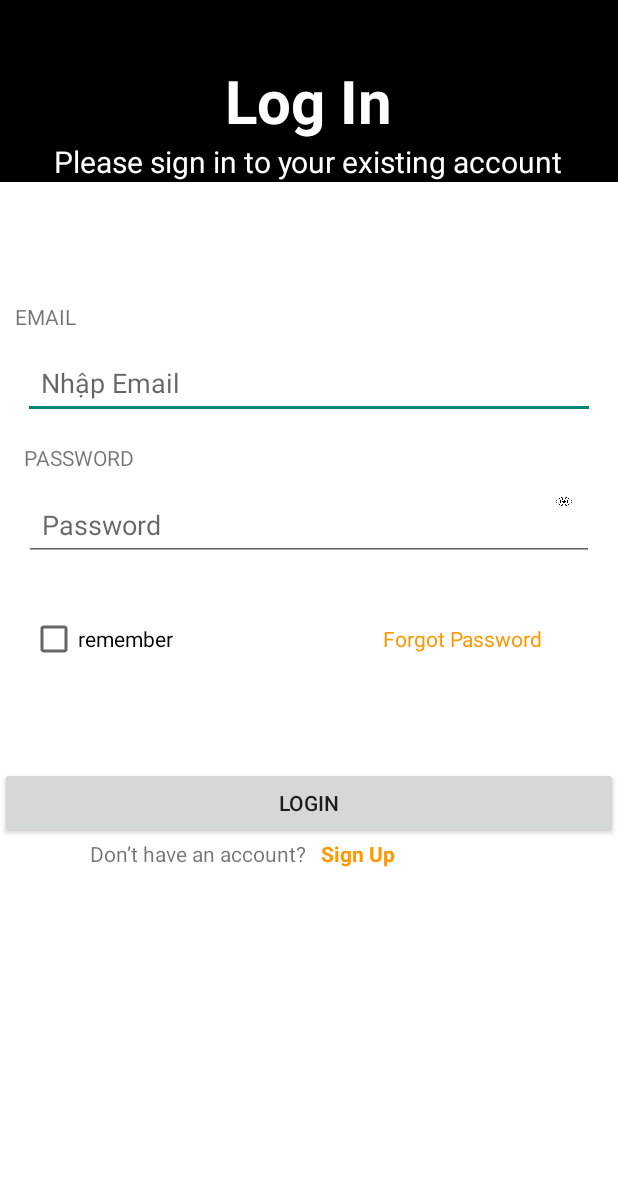
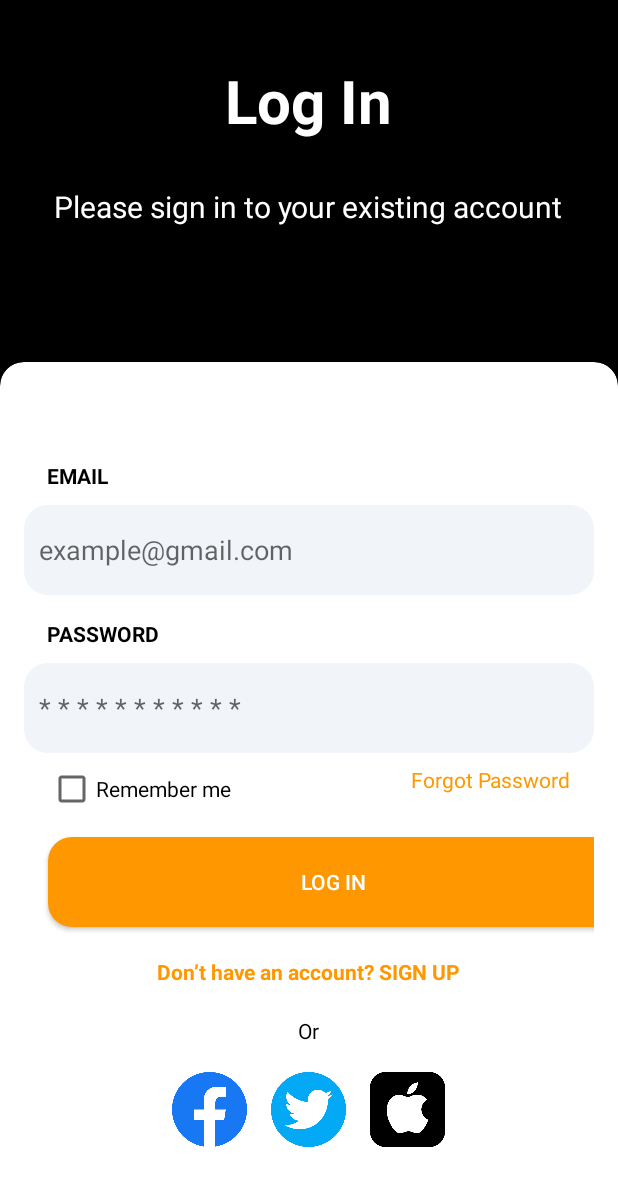
Before and after one commit to annvph49421/Duan1, an Android app: the ManHinhLogin screen opened directly, with no data from a screen before it, on a phone screen of 412 x 824 dp. Shown: the top 1186 px of the screen. Run offline under Robolectric (Android 15) with nearby library versions, the light colour scheme and no system bars; 1 statement that could not run was skipped.

Commit message:
Sửa man hinh

```diff
--- a/app/src/main/AndroidManifest.xml
+++ b/app/src/main/AndroidManifest.xml
@@ -13,7 +13,7 @@
         android:theme="@style/Theme.Duan1"
         tools:targetApi="31">
         <activity
-            android:name=".ManHinhLogin.ManHingSingup"
+            android:name=".ManHinhLogin.ManHinhSingup"
             android:exported="false" />
         <activity
             android:name=".ManHinhLogin.ManHinhLogin"
--- a/app/src/main/java/com/example/duan1/MainActivity.java
+++ b/app/src/main/java/com/example/duan1/MainActivity.java
@@ -24,14 +24,15 @@ public class MainActivity extends AppCompatActivity {
             v.setPadding(systemBars.left, systemBars.top, systemBars.right, systemBars.bottom);
             return insets;
         });
-       new Handler().postDelayed(new Runnable() {
-           @Override
-           public void run() {
-               Intent intent = new Intent(MainActivity.this, ManHinh1.class);
-               startActivity(intent);
-               finish();
 
-           }
-       },3000);
+        new Handler().postDelayed(new Runnable() {
+            @Override
+            public void run() {
+                Intent intent = new Intent(MainActivity.this, ManHinh1.class);
+                startActivity(intent);
+                finish(); // Kết thúc MainActivity nếu muốn
+            }
+        }, 3000); // 3000 milliseconds = 3 seconds
     }
-}
+
+    }
--- /dev/null
+++ b/app/src/main/res/drawable/icon_eye.xml
@@ -0,0 +1,5 @@
+<vector xmlns:android="http://schemas.android.com/apk/res/android" android:height="24dp" android:tint="#939393" android:viewportHeight="24" android:viewportWidth="24" android:width="24dp">
+
+    <path android:fillColor="@android:color/white" android:pathData="M12,4.5C7,4.5 2.73,7.61 1,12c1.73,4.39 6,7.5 11,7.5s9.27,-3.11 11,-7.5c-1.73,-4.39 -6,-7.5 -11,-7.5zM12,17c-2.76,0 -5,-2.24 -5,-5s2.24,-5 5,-5 5,2.24 5,5 -2.24,5 -5,5zM12,9c-1.66,0 -3,1.34 -3,3s1.34,3 3,3 3,-1.34 3,-3 -1.34,-3 -3,-3z"/>
+
+</vector>
--- a/app/src/main/res/drawable/radius_button.xml
+++ b/app/src/main/res/drawable/radius_button.xml
@@ -2,7 +2,7 @@
 <shape xmlns:android="http://schemas.android.com/apk/res/android">
 
 
-    <solid android:color="#FF5722" />
+    <solid android:color="#FF7622" />
 
 
         <corners android:radius="16dp" /> <!-- Tùy chỉnh radius, ví dụ là 16dp -->
--- /dev/null
+++ b/app/src/main/res/drawable/thiet_ke.xml
@@ -0,0 +1,6 @@
+<?xml version="1.0" encoding="utf-8"?>
+<shape xmlns:android="http://schemas.android.com/apk/res/android">
+    <solid android:color="#F1F4F8" /> <!-- Màu nền nhạt -->
+    <corners android:radius="16dp" /> <!-- Bo tròn góc -->
+
+</shape>
--- a/app/src/main/res/layout/activity_man_hinh_login.xml
+++ b/app/src/main/res/layout/activity_man_hinh_login.xml
@@ -4,149 +4,186 @@
     xmlns:tools="http://schemas.android.com/tools"
     android:id="@+id/main"
     android:layout_width="match_parent"
-    android:layout_height="match_parent"
+    android:layout_height="wrap_content"
     tools:context=".ManHinhLogin.ManHinhLogin"
     android:orientation="vertical"
     android:background="#000000"
     >
 
+
     <TextView
         android:layout_width="wrap_content"
         android:layout_height="wrap_content"
         android:text="Log In"
-        android:textColor="#fff"
-        android:textSize="40dp"
+        android:textColor="#FFFFFF"
+        android:textSize="40sp"
         android:layout_gravity="center"
         android:layout_marginTop="40dp"
-        android:textStyle="bold"/>
+        android:layout_marginBottom="30dp"
+        android:textStyle="bold" />
+
+    <!-- Mô tả -->
     <TextView
         android:layout_width="wrap_content"
         android:layout_height="wrap_content"
         android:text="Please sign in to your existing account"
-        android:textColor="#fff"
-        android:textSize="20dp"
-        android:layout_gravity="center"/>
+        android:textColor="#FFFFFF"
+        android:textSize="20sp"
+        android:layout_gravity="center"
+        android:layout_marginBottom="90dp"
+        />
+
+    <!-- CardView chứa form đăng nhập -->
+    <androidx.cardview.widget.CardView
+        app:cardCornerRadius="16dp"
+        app:cardElevation="4dp"
+        android:layout_width="match_parent"
+        android:layout_height="900dp">
 
         <LinearLayout
             android:layout_width="match_parent"
-        android:layout_height="match_parent"
-        android:background="#fff"
-        >
+            android:layout_height="wrap_content"
+            android:orientation="vertical"
+            android:layout_marginTop="50dp"
+            android:padding="16dp">
 
-        <LinearLayout
-            android:layout_width="match_parent"
-            android:layout_height="429dp"
-            android:layout_marginTop="70dp"
-            android:background="#fff"
-            android:baselineAligned="false"
-            android:orientation="vertical">
-
+            <!-- Email -->
             <TextView
+                android:paddingLeft="15dp"
                 android:layout_width="wrap_content"
                 android:layout_height="wrap_content"
-                android:layout_margin="10dp"
-                android:text="EMAIL" />
+                android:text="EMAIL"
+                android:textColor="#000000"
+                android:textStyle="bold" />
 
             <EditText
                 android:id="@+id/edemail"
-                android:layout_width="match_parent"
-                android:layout_height="wrap_content"
+                android:layout_gravity="center_horizontal"
+                android:layout_marginTop="10dp"
+                android:layout_width="380dp"
+                android:layout_height="60dp"
+                android:paddingStart="10dp"
+                android:background="@drawable/thiet_ke"
+                android:hint="example@gmail.com"
+                android:inputType="textEmailAddress" />
 
-                android:layout_marginLeft="15dp"
-                android:layout_marginRight="15dp"
-                android:hint="Nhập Email"
-                android:padding="12dp" />
-
-
-            <RelativeLayout xmlns:android="http://schemas.android.com/apk/res/android"
-                android:layout_width="match_parent"
-                android:layout_height="wrap_content"
-                android:padding="16dp">
-
-                <!-- Password EditText -->
+            <!-- Password -->
             <TextView
+                android:paddingLeft="15dp"
                 android:layout_width="wrap_content"
                 android:layout_height="wrap_content"
-                    android:text="PASSWORD" />
+                android:text="PASSWORD"
+                android:layout_marginTop="16dp"
+                android:textColor="#000000"
+                android:textStyle="bold" />
 
             <EditText
                 android:id="@+id/edpassword"
+                android:layout_gravity="center_horizontal"
+                android:layout_marginTop="10dp"
+                android:layout_width="380dp"
+                android:layout_height="60dp"
+                android:paddingStart="10dp"
+                android:hint="* * * * * * * * * * *"
+                android:background="@drawable/thiet_ke"
+
+                android:inputType="textPassword" />
+
+            <!-- Checkbox và Forgot Password -->
+            <LinearLayout
                 android:layout_width="match_parent"
                 android:layout_height="wrap_content"
-                    android:layout_marginTop="30dp"
-                    android:hint="Password"
-                    android:inputType="textPassword"
-                    android:padding="12dp" />
-
-                <!-- Eye Icon for Toggling Visibility -->
-                <ImageView
-                    android:id="@+id/eyeIcon"
-                    android:layout_width="40dp"
-                    android:layout_height="30dp"
-                    android:layout_alignParentEnd="true"
-                    android:layout_centerVertical="true"
-                    android:padding="8dp"
-                    android:src="@drawable/img_9" />
-
-            </RelativeLayout>
-
-            <LinearLayout
-                android:layout_width="413dp"
-                android:layout_height="81dp"
-                android:layout_margin="20dp"
-                android:background="#fff">
+                android:orientation="horizontal"
+                android:layout_marginTop="8dp"
+                android:gravity="center_vertical">
 
                 <CheckBox
+                    android:layout_marginLeft="16dp"
                     android:id="@+id/cb"
-
                     android:layout_width="wrap_content"
                     android:layout_height="wrap_content"
-                    android:text="remember" />
+                    android:text="Remember me"
+                    android:textColor="#000000" />
 
                 <TextView
                     android:id="@+id/txtfogotpassword"
                     android:layout_width="wrap_content"
                     android:layout_height="wrap_content"
-                    android:layout_marginLeft="140dp"
                     android:text="Forgot Password"
-                    android:textColor="#FF9800" />
+                    android:layout_gravity="end"
+                    android:layout_marginEnd="16dp"
+                    android:layout_weight="1"
+                    android:textColor="#FF9800"
+                    android:gravity="end"/>
             </LinearLayout>
 
+            <!-- Button đăng nhập -->
             <Button
+                android:layout_marginLeft="16dp"
                 android:id="@+id/btnlogin"
-                android:layout_width="match_parent"
-                android:layout_height="wrap_content"
-                android:text="Login" />
+                android:layout_width="380dp"
+                android:layout_height="60dp"
+                android:text="LOG IN"
+                android:layout_marginTop="16dp"
+                android:background="@drawable/thiet_ke"
+                android:backgroundTint="#FF9800"
+                android:textColor="#FFFFFF" />
 
-            <LinearLayout
-                android:layout_width="match_parent"
-                android:layout_height="50dp">
-                <TextView
-                    android:layout_width="wrap_content"
-                    android:layout_height="wrap_content"
-                    android:text="Don’t have an account?"
-                    android:layout_marginLeft="60dp"/>
+
+
             <TextView
                 android:id="@+id/txtsingup"
                 android:layout_width="wrap_content"
                 android:layout_height="wrap_content"
-                    android:text="Sign Up"
-                    android:textStyle="bold"
+                android:text="Don’t have an account? SIGN UP"
+                android:layout_gravity="center"
+                android:layout_marginTop="20dp"
                 android:textColor="#FF9800"
-                    android:layout_marginLeft="10dp"/>
-            </LinearLayout>
-
-
-
-        </LinearLayout>
-    </LinearLayout>
+                android:textStyle="bold"/>
 
 
 
 
+            <!-- Hoặc đăng nhập bằng mạng xã hội -->
+            <TextView
+                android:layout_width="wrap_content"
+                android:layout_height="wrap_content"
+                android:text="Or"
+                android:layout_gravity="center"
+                android:layout_marginTop="20dp"
+                android:textColor="@color/black" />
 
+            <!-- Các nút mạng xã hội -->
+            <LinearLayout
+                android:layout_width="match_parent"
+                android:layout_height="wrap_content"
+                android:orientation="horizontal"
+                android:gravity="center"
+                android:layout_marginTop="10dp">
 
+                <ImageView
+                    android:layout_width="50dp"
+                    android:layout_height="50dp"
+                    android:layout_margin="8dp"
+                    android:src="@drawable/ic_facebook" />
 
+                <ImageView
+                    android:layout_width="50dp"
+                    android:layout_height="50dp"
+                    android:layout_margin="8dp"
+                    android:src="@drawable/ic_twitter" />
+
+                <ImageView
+                    android:layout_width="50dp"
+                    android:layout_height="50dp"
+                    android:layout_margin="8dp"
+                    android:src="@drawable/ic_apple" />
+            </LinearLayout>
+
+        </LinearLayout>
+    </androidx.cardview.widget.CardView>
+
+    <!-- Đăng ký tài khoản -->
 
 
 </LinearLayout>
```
Also changed, not shown: app/src/main/java/com/example/duan1/ManHinhLogin/ManHinhLogin.java (+19 -19 lines), app/src/main/java/com/example/duan1/ManHinhLogin/ManHinhSingup.java (renamed from app/src/main/java/com/example/duan1/ManHinhLogin/ManHingSingup.java, +3 -7 lines), app/src/main/res/layout/activity_main.xml (+4 -3 lines), app/src/main/res/layout/activity_man_hing_singup.xml (+84 -18 lines), app/src/main/res/drawable/ic_apple.png (added), app/src/main/res/drawable/ic_facebook.png (added), app/src/main/res/drawable/ic_twitter.png (added), app/src/main/res/drawable/logo_background.png (added). Lines whose indentation alone changed are shown as unchanged.
